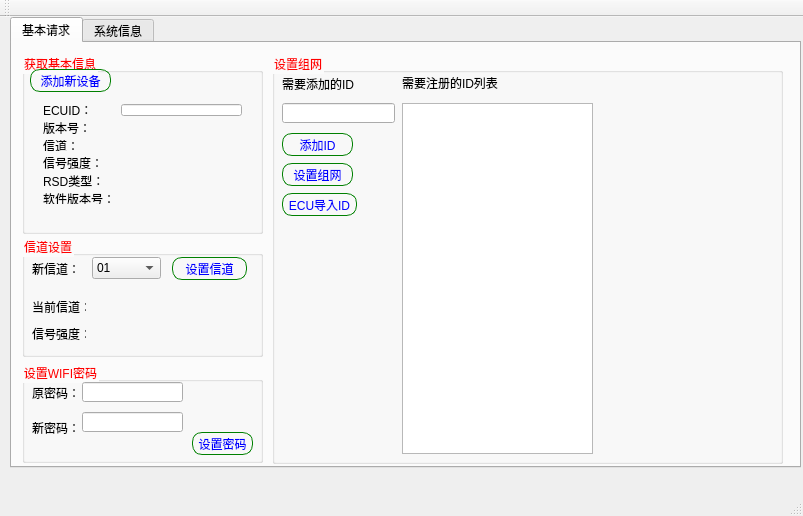
Qt form mainwindow.ui (crawler-john/ECU-RS-PC) before a commit.
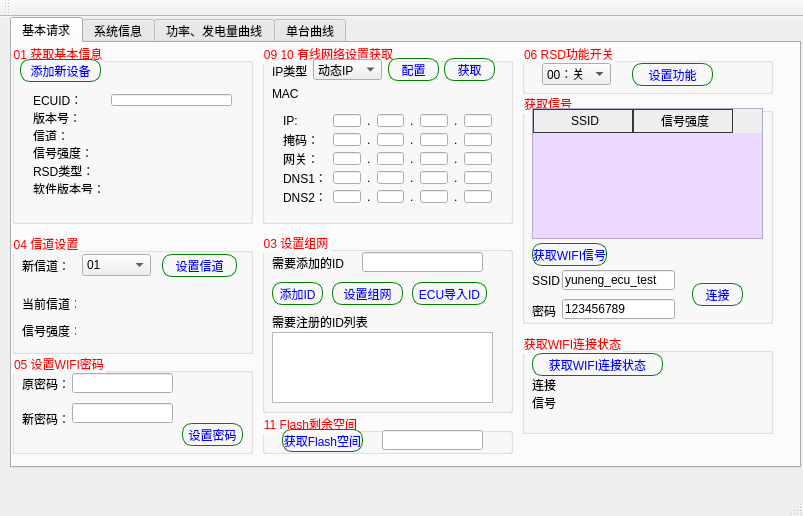
The same form after that commit. Icons and pictures are not drawn.

```diff
--- a/mainwindow.ui
+++ b/mainwindow.ui
@@ -107,8 +107,8 @@
      <widget class="QGroupBox" name="groupBox">
       <property name="geometry">
        <rect>
-        <x>10</x>
-        <y>10</y>
+        <x>0</x>
+        <y>0</y>
         <width>241</width>
         <height>181</height>
        </rect>
@@ -119,7 +119,7 @@
 }</string>
       </property>
       <property name="title">
-       <string>获取基本信息</string>
+       <string>01 获取基本信息</string>
       </property>
       <widget class="QPushButton" name="btn_AddDevice">
        <property name="geometry">
@@ -230,14 +230,14 @@
      <widget class="QGroupBox" name="groupBox_2">
       <property name="geometry">
        <rect>
-        <x>10</x>
-        <y>193</y>
+        <x>0</x>
+        <y>190</y>
         <width>241</width>
         <height>121</height>
        </rect>
       </property>
       <property name="title">
-       <string>信道设置</string>
+       <string>04 信道设置</string>
       </property>
       <widget class="QComboBox" name="comboBox_SetChannel">
        <property name="geometry">
@@ -411,14 +411,14 @@
      <widget class="QGroupBox" name="groupBox_3">
       <property name="geometry">
        <rect>
-        <x>10</x>
-        <y>319</y>
+        <x>0</x>
+        <y>310</y>
         <width>241</width>
         <height>101</height>
        </rect>
       </property>
       <property name="title">
-       <string>设置WIFI密码</string>
+       <string>05 设置WIFI密码</string>
       </property>
       <widget class="QLabel" name="label_10">
        <property name="geometry">
@@ -483,21 +483,21 @@
      <widget class="QGroupBox" name="groupBox_4">
       <property name="geometry">
        <rect>
-        <x>260</x>
-        <y>10</y>
-        <width>511</width>
-        <height>411</height>
+        <x>250</x>
+        <y>189</y>
+        <width>251</width>
+        <height>181</height>
        </rect>
       </property>
       <property name="title">
-       <string>设置组网</string>
+       <string>03 设置组网</string>
       </property>
       <widget class="QLineEdit" name="lineEdit_ID">
        <property name="geometry">
         <rect>
-         <x>10</x>
-         <y>50</y>
-         <width>113</width>
+         <x>100</x>
+         <y>20</y>
+         <width>121</width>
          <height>20</height>
         </rect>
        </property>
@@ -506,8 +506,8 @@
        <property name="geometry">
         <rect>
          <x>10</x>
-         <y>80</y>
-         <width>71</width>
+         <y>50</y>
+         <width>51</width>
          <height>23</height>
         </rect>
        </property>
@@ -518,8 +518,8 @@
       <widget class="QPushButton" name="btn_SetID">
        <property name="geometry">
         <rect>
-         <x>10</x>
-         <y>110</y>
+         <x>70</x>
+         <y>50</y>
          <width>71</width>
          <height>23</height>
         </rect>
@@ -531,10 +531,10 @@
       <widget class="QPlainTextEdit" name="plainTextEdit_ID">
        <property name="geometry">
         <rect>
-         <x>130</x>
-         <y>50</y>
-         <width>191</width>
-         <height>351</height>
+         <x>10</x>
+         <y>100</y>
+         <width>221</width>
+         <height>71</height>
         </rect>
        </property>
        <property name="plainText">
@@ -557,8 +557,8 @@
       <widget class="QLabel" name="label_13">
        <property name="geometry">
         <rect>
-         <x>130</x>
-         <y>20</y>
+         <x>10</x>
+         <y>80</y>
          <width>111</width>
          <height>20</height>
         </rect>
@@ -570,8 +570,8 @@
       <widget class="QPushButton" name="btn_ECUImport">
        <property name="geometry">
         <rect>
-         <x>10</x>
-         <y>140</y>
+         <x>150</x>
+         <y>50</y>
          <width>75</width>
          <height>23</height>
         </rect>
@@ -581,6 +581,562 @@
        </property>
       </widget>
      </widget>
+     <widget class="QGroupBox" name="groupBox_26">
+      <property name="geometry">
+       <rect>
+        <x>250</x>
+        <y>0</y>
+        <width>251</width>
+        <height>181</height>
+       </rect>
+      </property>
+      <property name="title">
+       <string>09 10 有线网络设置获取</string>
+      </property>
+      <widget class="QLabel" name="label_72">
+       <property name="geometry">
+        <rect>
+         <x>10</x>
+         <y>20</y>
+         <width>54</width>
+         <height>16</height>
+        </rect>
+       </property>
+       <property name="text">
+        <string>IP类型</string>
+       </property>
+      </widget>
+      <widget class="QComboBox" name="comboBox_4">
+       <property name="geometry">
+        <rect>
+         <x>51</x>
+         <y>16</y>
+         <width>69</width>
+         <height>21</height>
+        </rect>
+       </property>
+       <item>
+        <property name="text">
+         <string>动态IP</string>
+        </property>
+       </item>
+       <item>
+        <property name="text">
+         <string>静态IP</string>
+        </property>
+       </item>
+      </widget>
+      <widget class="QPushButton" name="btn_setNetwork">
+       <property name="geometry">
+        <rect>
+         <x>126</x>
+         <y>15</y>
+         <width>51</width>
+         <height>23</height>
+        </rect>
+       </property>
+       <property name="text">
+        <string>配置</string>
+       </property>
+      </widget>
+      <widget class="QWidget" name="gridLayoutWidget_5">
+       <property name="geometry">
+        <rect>
+         <x>10</x>
+         <y>60</y>
+         <width>231</width>
+         <height>111</height>
+        </rect>
+       </property>
+       <layout class="QGridLayout" name="gridLayout_5">
+        <item row="0" column="0">
+         <widget class="QLabel" name="l_1">
+          <property name="text">
+           <string>IP:</string>
+          </property>
+         </widget>
+        </item>
+        <item row="0" column="1">
+         <widget class="QLineEdit" name="lineEdit_IPAddress"/>
+        </item>
+        <item row="2" column="0">
+         <widget class="QLabel" name="l_3">
+          <property name="text">
+           <string>网关：</string>
+          </property>
+         </widget>
+        </item>
+        <item row="3" column="0">
+         <widget class="QLabel" name="l_4">
+          <property name="text">
+           <string>DNS1：</string>
+          </property>
+         </widget>
+        </item>
+        <item row="4" column="0">
+         <widget class="QLabel" name="l_5">
+          <property name="text">
+           <string>DNS2：</string>
+          </property>
+         </widget>
+        </item>
+        <item row="0" column="2">
+         <widget class="QLabel" name="l_6">
+          <property name="text">
+           <string>.</string>
+          </property>
+         </widget>
+        </item>
+        <item row="0" column="4">
+         <widget class="QLabel" name="l_11">
+          <property name="text">
+           <string>.</string>
+          </property>
+         </widget>
+        </item>
+        <item row="1" column="2">
+         <widget class="QLabel" name="l_7">
+          <property name="text">
+           <string>.</string>
+          </property>
+         </widget>
+        </item>
+        <item row="2" column="2">
+         <widget class="QLabel" name="l_8">
+          <property name="text">
+           <string>.</string>
+          </property>
+         </widget>
+        </item>
+        <item row="3" column="2">
+         <widget class="QLabel" name="l_9">
+          <property name="text">
+           <string>.</string>
+          </property>
+         </widget>
+        </item>
+        <item row="4" column="2">
+         <widget class="QLabel" name="l_10">
+          <property name="text">
+           <string>.</string>
+          </property>
+         </widget>
+        </item>
+        <item row="1" column="4">
+         <widget class="QLabel" name="l_12">
+          <property name="text">
+           <string>.</string>
+          </property>
+         </widget>
+        </item>
+        <item row="2" column="4">
+         <widget class="QLabel" name="l_13">
+          <property name="text">
+           <string>.</string>
+          </property>
+         </widget>
+        </item>
+        <item row="3" column="4">
+         <widget class="QLabel" name="l_14">
+          <property name="text">
+           <string>.</string>
+          </property>
+         </widget>
+        </item>
+        <item row="4" column="4">
+         <widget class="QLabel" name="l_15">
+          <property name="text">
+           <string>.</string>
+          </property>
+         </widget>
+        </item>
+        <item row="1" column="6">
+         <widget class="QLabel" name="l_17">
+          <property name="text">
+           <string>.</string>
+          </property>
+         </widget>
+        </item>
+        <item row="0" column="6">
+         <widget class="QLabel" name="l_16">
+          <property name="text">
+           <string>.</string>
+          </property>
+         </widget>
+        </item>
+        <item row="2" column="6">
+         <widget class="QLabel" name="l_18">
+          <property name="text">
+           <string>.</string>
+          </property>
+         </widget>
+        </item>
+        <item row="3" column="6">
+         <widget class="QLabel" name="l_19">
+          <property name="text">
+           <string>.</string>
+          </property>
+         </widget>
+        </item>
+        <item row="4" column="6">
+         <widget class="QLabel" name="l_20">
+          <property name="text">
+           <string>.</string>
+          </property>
+         </widget>
+        </item>
+        <item row="0" column="3">
+         <widget class="QLineEdit" name="lineEdit_IPAddress2"/>
+        </item>
+        <item row="0" column="5">
+         <widget class="QLineEdit" name="lineEdit_IPAddress3"/>
+        </item>
+        <item row="0" column="7">
+         <widget class="QLineEdit" name="lineEdit_IPAddress4"/>
+        </item>
+        <item row="1" column="3">
+         <widget class="QLineEdit" name="lineEdit_Mask2"/>
+        </item>
+        <item row="1" column="5">
+         <widget class="QLineEdit" name="lineEdit_Mask3"/>
+        </item>
+        <item row="1" column="7">
+         <widget class="QLineEdit" name="lineEdit_Mask4"/>
+        </item>
+        <item row="2" column="1">
+         <widget class="QLineEdit" name="lineEdit_gate"/>
+        </item>
+        <item row="2" column="3">
+         <widget class="QLineEdit" name="lineEdit_gate2"/>
+        </item>
+        <item row="2" column="5">
+         <widget class="QLineEdit" name="lineEdit_gate3"/>
+        </item>
+        <item row="2" column="7">
+         <widget class="QLineEdit" name="lineEdit_gate4"/>
+        </item>
+        <item row="3" column="1">
+         <widget class="QLineEdit" name="lineEdit_DNS1"/>
+        </item>
+        <item row="3" column="3">
+         <widget class="QLineEdit" name="lineEdit_DNS12"/>
+        </item>
+        <item row="3" column="5">
+         <widget class="QLineEdit" name="lineEdit_DNS13"/>
+        </item>
+        <item row="3" column="7">
+         <widget class="QLineEdit" name="lineEdit_DNS14"/>
+        </item>
+        <item row="4" column="1">
+         <widget class="QLineEdit" name="lineEdit_DNS2"/>
+        </item>
+        <item row="4" column="3">
+         <widget class="QLineEdit" name="lineEdit_DNS22"/>
+        </item>
+        <item row="4" column="5">
+         <widget class="QLineEdit" name="lineEdit_DNS23"/>
+        </item>
+        <item row="4" column="7">
+         <widget class="QLineEdit" name="lineEdit_DNS24"/>
+        </item>
+        <item row="1" column="1">
+         <widget class="QLineEdit" name="lineEdit_Mask"/>
+        </item>
+        <item row="1" column="0">
+         <widget class="QLabel" name="l_2">
+          <property name="text">
+           <string>掩码：</string>
+          </property>
+         </widget>
+        </item>
+       </layout>
+      </widget>
+      <widget class="QPushButton" name="btn_getNetwork">
+       <property name="geometry">
+        <rect>
+         <x>182</x>
+         <y>15</y>
+         <width>51</width>
+         <height>23</height>
+        </rect>
+       </property>
+       <property name="text">
+        <string>获取</string>
+       </property>
+      </widget>
+      <widget class="QLabel" name="label_15">
+       <property name="geometry">
+        <rect>
+         <x>10</x>
+         <y>43</y>
+         <width>41</width>
+         <height>16</height>
+        </rect>
+       </property>
+       <property name="text">
+        <string>MAC</string>
+       </property>
+      </widget>
+      <widget class="QLabel" name="label_mac">
+       <property name="geometry">
+        <rect>
+         <x>52</x>
+         <y>43</y>
+         <width>181</width>
+         <height>16</height>
+        </rect>
+       </property>
+       <property name="text">
+        <string/>
+       </property>
+      </widget>
+     </widget>
+     <widget class="QGroupBox" name="groupBox_21">
+      <property name="geometry">
+       <rect>
+        <x>250</x>
+        <y>370</y>
+        <width>251</width>
+        <height>41</height>
+       </rect>
+      </property>
+      <property name="title">
+       <string>11 Flash剩余空间</string>
+      </property>
+      <widget class="QPushButton" name="btn_getFlash">
+       <property name="geometry">
+        <rect>
+         <x>20</x>
+         <y>16</y>
+         <width>81</width>
+         <height>23</height>
+        </rect>
+       </property>
+       <property name="text">
+        <string>获取Flash空间</string>
+       </property>
+      </widget>
+      <widget class="QLineEdit" name="lineEdit_flashsize">
+       <property name="geometry">
+        <rect>
+         <x>120</x>
+         <y>17</y>
+         <width>101</width>
+         <height>20</height>
+        </rect>
+       </property>
+      </widget>
+     </widget>
+     <widget class="QGroupBox" name="groupBox_27">
+      <property name="geometry">
+       <rect>
+        <x>510</x>
+        <y>0</y>
+        <width>251</width>
+        <height>51</height>
+       </rect>
+      </property>
+      <property name="title">
+       <string>06 RSD功能开关</string>
+      </property>
+      <widget class="QPushButton" name="btn_setFunction">
+       <property name="geometry">
+        <rect>
+         <x>110</x>
+         <y>20</y>
+         <width>81</width>
+         <height>23</height>
+        </rect>
+       </property>
+       <property name="text">
+        <string>设置功能</string>
+       </property>
+      </widget>
+      <widget class="QComboBox" name="comboBox_SetFunction">
+       <property name="geometry">
+        <rect>
+         <x>20</x>
+         <y>20</y>
+         <width>69</width>
+         <height>22</height>
+        </rect>
+       </property>
+       <item>
+        <property name="text">
+         <string>00：关</string>
+        </property>
+       </item>
+       <item>
+        <property name="text">
+         <string>01：开</string>
+        </property>
+       </item>
+      </widget>
+     </widget>
+     <widget class="QGroupBox" name="groupBox_25">
+      <property name="geometry">
+       <rect>
+        <x>510</x>
+        <y>50</y>
+        <width>251</width>
+        <height>231</height>
+       </rect>
+      </property>
+      <property name="title">
+       <string>获取信号</string>
+      </property>
+      <widget class="QPushButton" name="btn_getWIFI">
+       <property name="geometry">
+        <rect>
+         <x>10</x>
+         <y>150</y>
+         <width>75</width>
+         <height>23</height>
+        </rect>
+       </property>
+       <property name="text">
+        <string>获取WIFI信号</string>
+       </property>
+      </widget>
+      <widget class="QTableWidget" name="tableWidget_SSID">
+       <property name="geometry">
+        <rect>
+         <x>10</x>
+         <y>15</y>
+         <width>231</width>
+         <height>131</height>
+        </rect>
+       </property>
+       <column>
+        <property name="text">
+         <string>SSID</string>
+        </property>
+       </column>
+       <column>
+        <property name="text">
+         <string>信号强度</string>
+        </property>
+       </column>
+      </widget>
+      <widget class="QLabel" name="label_70">
+       <property name="geometry">
+        <rect>
+         <x>10</x>
+         <y>180</y>
+         <width>31</width>
+         <height>16</height>
+        </rect>
+       </property>
+       <property name="text">
+        <string>SSID</string>
+       </property>
+      </widget>
+      <widget class="QLabel" name="label_71">
+       <property name="geometry">
+        <rect>
+         <x>10</x>
+         <y>210</y>
+         <width>31</width>
+         <height>16</height>
+        </rect>
+       </property>
+       <property name="text">
+        <string>密码</string>
+       </property>
+      </widget>
+      <widget class="QPushButton" name="btn_connect">
+       <property name="geometry">
+        <rect>
+         <x>170</x>
+         <y>190</y>
+         <width>51</width>
+         <height>23</height>
+        </rect>
+       </property>
+       <property name="text">
+        <string>连接</string>
+       </property>
+      </widget>
+      <widget class="QLineEdit" name="lineEdit_SSID_2">
+       <property name="geometry">
+        <rect>
+         <x>40</x>
+         <y>177</y>
+         <width>113</width>
+         <height>20</height>
+        </rect>
+       </property>
+       <property name="text">
+        <string>yuneng_ecu_test</string>
+       </property>
+      </widget>
+      <widget class="QLineEdit" name="lineEdit_PassWD">
+       <property name="geometry">
+        <rect>
+         <x>40</x>
+         <y>206</y>
+         <width>113</width>
+         <height>20</height>
+        </rect>
+       </property>
+       <property name="text">
+        <string>123456789</string>
+       </property>
+      </widget>
+     </widget>
+     <widget class="QGroupBox" name="groupBox_24">
+      <property name="geometry">
+       <rect>
+        <x>510</x>
+        <y>290</y>
+        <width>251</width>
+        <height>101</height>
+       </rect>
+      </property>
+      <property name="title">
+       <string>获取WIFI连接状态</string>
+      </property>
+      <widget class="QPushButton" name="btn_getWIFIStatus">
+       <property name="geometry">
+        <rect>
+         <x>10</x>
+         <y>20</y>
+         <width>131</width>
+         <height>23</height>
+        </rect>
+       </property>
+       <property name="text">
+        <string>获取WIFI连接状态</string>
+       </property>
+      </widget>
+      <widget class="QLabel" name="label_LinkStatus">
+       <property name="geometry">
+        <rect>
+         <x>40</x>
+         <y>45</y>
+         <width>241</width>
+         <height>51</height>
+        </rect>
+       </property>
+       <property name="text">
+        <string/>
+       </property>
+      </widget>
+      <widget class="QLabel" name="label_69">
+       <property name="geometry">
+        <rect>
+         <x>10</x>
+         <y>40</y>
+         <width>31</width>
+         <height>41</height>
+        </rect>
+       </property>
+       <property name="text">
+        <string>连接
+信号</string>
+       </property>
+      </widget>
+     </widget>
     </widget>
     <widget class="QWidget" name="tab_2">
      <attribute name="title">
@@ -790,6 +1346,313 @@
       </widget>
      </widget>
     </widget>
+    <widget class="QWidget" name="tab_3">
+     <attribute name="title">
+      <string>功率、发电量曲线</string>
+     </attribute>
+     <widget class="QGroupBox" name="groupBox_22">
+      <property name="geometry">
+       <rect>
+        <x>0</x>
+        <y>0</y>
+        <width>231</width>
+        <height>381</height>
+       </rect>
+      </property>
+      <property name="title">
+       <string>12 功率曲线</string>
+      </property>
+      <widget class="QPushButton" name="btn_getPower">
+       <property name="geometry">
+        <rect>
+         <x>120</x>
+         <y>50</y>
+         <width>75</width>
+         <height>21</height>
+        </rect>
+       </property>
+       <property name="text">
+        <string>获取功率信息</string>
+       </property>
+      </widget>
+      <widget class="QTableWidget" name="tableWidget_Power">
+       <property name="geometry">
+        <rect>
+         <x>10</x>
+         <y>80</y>
+         <width>211</width>
+         <height>291</height>
+        </rect>
+       </property>
+       <column>
+        <property name="text">
+         <string>时间点</string>
+        </property>
+       </column>
+       <column>
+        <property name="text">
+         <string>功率</string>
+        </property>
+       </column>
+      </widget>
+      <widget class="QLabel" name="label_67">
+       <property name="geometry">
+        <rect>
+         <x>14</x>
+         <y>16</y>
+         <width>31</width>
+         <height>21</height>
+        </rect>
+       </property>
+       <property name="text">
+        <string>时间：</string>
+       </property>
+      </widget>
+      <widget class="QDateEdit" name="dateEdit">
+       <property name="geometry">
+        <rect>
+         <x>50</x>
+         <y>17</y>
+         <width>151</width>
+         <height>21</height>
+        </rect>
+       </property>
+      </widget>
+      <widget class="QPushButton" name="btn_getDate">
+       <property name="geometry">
+        <rect>
+         <x>20</x>
+         <y>49</y>
+         <width>91</width>
+         <height>23</height>
+        </rect>
+       </property>
+       <property name="text">
+        <string>获取当前日期</string>
+       </property>
+      </widget>
+     </widget>
+     <widget class="QGroupBox" name="groupBox_23">
+      <property name="geometry">
+       <rect>
+        <x>230</x>
+        <y>0</y>
+        <width>291</width>
+        <height>381</height>
+       </rect>
+      </property>
+      <property name="title">
+       <string>08 发电量曲线</string>
+      </property>
+      <widget class="QTableWidget" name="tableWidget_Energy">
+       <property name="geometry">
+        <rect>
+         <x>10</x>
+         <y>90</y>
+         <width>261</width>
+         <height>281</height>
+        </rect>
+       </property>
+       <column>
+        <property name="text">
+         <string>时间点</string>
+        </property>
+       </column>
+       <column>
+        <property name="text">
+         <string>发电量</string>
+        </property>
+       </column>
+      </widget>
+      <widget class="QPushButton" name="btn_getEnergy">
+       <property name="geometry">
+        <rect>
+         <x>20</x>
+         <y>50</y>
+         <width>61</width>
+         <height>31</height>
+        </rect>
+       </property>
+       <property name="text">
+        <string>获取发电
+量信息</string>
+       </property>
+      </widget>
+      <widget class="QLabel" name="label_68">
+       <property name="geometry">
+        <rect>
+         <x>20</x>
+         <y>20</y>
+         <width>71</width>
+         <height>16</height>
+        </rect>
+       </property>
+       <property name="text">
+        <string>获取时间段：</string>
+       </property>
+      </widget>
+      <widget class="QComboBox" name="comboBox">
+       <property name="geometry">
+        <rect>
+         <x>90</x>
+         <y>21</y>
+         <width>151</width>
+         <height>21</height>
+        </rect>
+       </property>
+       <item>
+        <property name="text">
+         <string>0.当月和上一个月各天</string>
+        </property>
+       </item>
+       <item>
+        <property name="text">
+         <string>1.当年和前一年的各月</string>
+        </property>
+       </item>
+       <item>
+        <property name="text">
+         <string>2.历史上各年发电量</string>
+        </property>
+       </item>
+      </widget>
+     </widget>
+    </widget>
+    <widget class="QWidget" name="tab_4">
+     <attribute name="title">
+      <string>单台曲线</string>
+     </attribute>
+     <widget class="QGroupBox" name="groupBox_6">
+      <property name="geometry">
+       <rect>
+        <x>0</x>
+        <y>0</y>
+        <width>751</width>
+        <height>411</height>
+       </rect>
+      </property>
+      <property name="title">
+       <string>07 单台相关曲线</string>
+      </property>
+      <widget class="QComboBox" name="comboBox_UID">
+       <property name="geometry">
+        <rect>
+         <x>90</x>
+         <y>20</y>
+         <width>191</width>
+         <height>21</height>
+        </rect>
+       </property>
+      </widget>
+      <widget class="QLabel" name="label_73">
+       <property name="geometry">
+        <rect>
+         <x>10</x>
+         <y>22</y>
+         <width>71</width>
+         <height>16</height>
+        </rect>
+       </property>
+       <property name="text">
+        <string>需要获取的ID号</string>
+       </property>
+      </widget>
+      <widget class="QLabel" name="label_74">
+       <property name="geometry">
+        <rect>
+         <x>294</x>
+         <y>19</y>
+         <width>31</width>
+         <height>21</height>
+        </rect>
+       </property>
+       <property name="text">
+        <string>时间：</string>
+       </property>
+      </widget>
+      <widget class="QDateEdit" name="dateEdit_2">
+       <property name="geometry">
+        <rect>
+         <x>330</x>
+         <y>20</y>
+         <width>151</width>
+         <height>21</height>
+        </rect>
+       </property>
+      </widget>
+      <widget class="QTableWidget" name="tableWidget_Info">
+       <property name="geometry">
+        <rect>
+         <x>10</x>
+         <y>50</y>
+         <width>731</width>
+         <height>361</height>
+        </rect>
+       </property>
+       <column>
+        <property name="text">
+         <string>时间点</string>
+        </property>
+       </column>
+       <column>
+        <property name="text">
+         <string>PV1电压</string>
+        </property>
+       </column>
+       <column>
+        <property name="text">
+         <string>PV1电流</string>
+        </property>
+       </column>
+       <column>
+        <property name="text">
+         <string>PV1功率</string>
+        </property>
+       </column>
+       <column>
+        <property name="text">
+         <string>PV2电压</string>
+        </property>
+       </column>
+       <column>
+        <property name="text">
+         <string>PV2电流</string>
+        </property>
+       </column>
+       <column>
+        <property name="text">
+         <string>PV2功率</string>
+        </property>
+       </column>
+      </widget>
+      <widget class="QPushButton" name="btn_getInfo">
+       <property name="geometry">
+        <rect>
+         <x>630</x>
+         <y>20</y>
+         <width>91</width>
+         <height>21</height>
+        </rect>
+       </property>
+       <property name="text">
+        <string>获取单台曲线</string>
+       </property>
+      </widget>
+      <widget class="QPushButton" name="btn_getDate_2">
+       <property name="geometry">
+        <rect>
+         <x>510</x>
+         <y>20</y>
+         <width>91</width>
+         <height>23</height>
+        </rect>
+       </property>
+       <property name="text">
+        <string>获取当前日期</string>
+       </property>
+      </widget>
+     </widget>
+    </widget>
    </widget>
   </widget>
   <widget class="QToolBar" name="mainToolBar">
```
Left out of the diff: 17 changed lines with no effect on the pictures.
